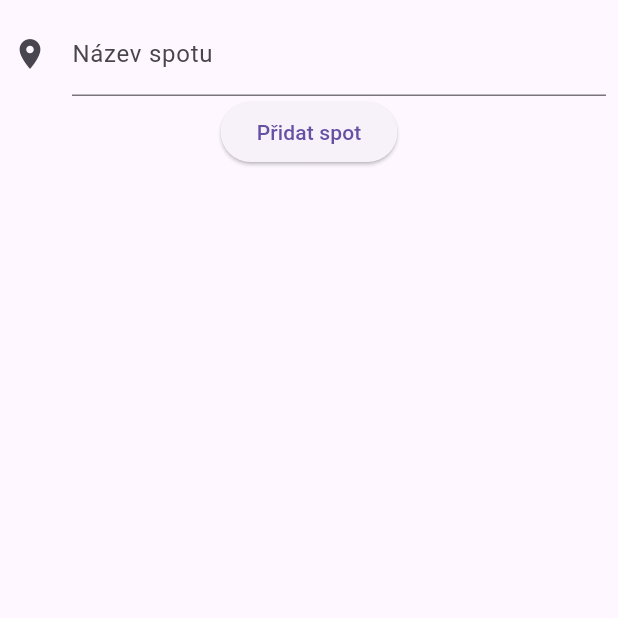
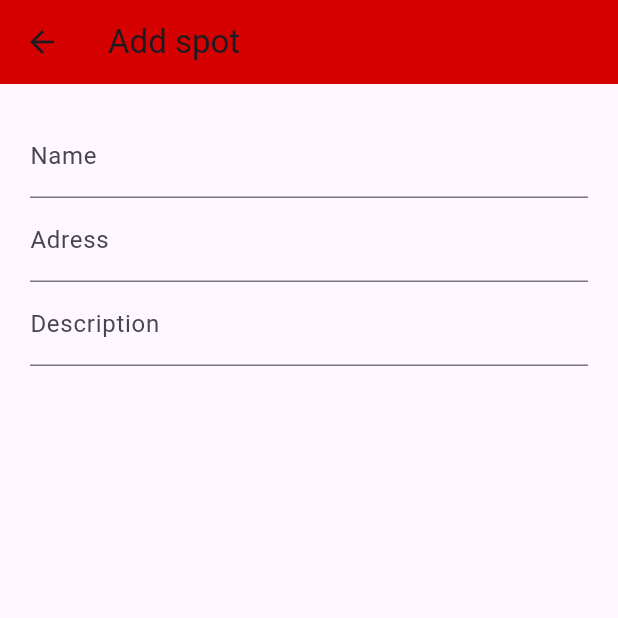
Before and after one commit to llsasas/ITU, a Flutter app: the FormWidget screen opened directly, on a phone screen of 412 x 824 dp, the top half of it. Run offline on Flutter 3.47's test engine with Material 3 defaults, Android fonts, the phone set to English and light mode, and no system bars; our stand-ins replace cached_network_image, file_picker, firebase_auth, firebase_core, firebase_database, firebase_storage and 4 more; missing offline and left inert: dart:ffi; accounts and stored records are empty; network calls fail.

Commit message:
Change google maps and add form for adding the spots

```diff
--- a/lib/BE/spots.dart
+++ b/lib/BE/spots.dart
@@ -3,8 +3,7 @@ import 'dart:ffi';
 class Spots
 {
   String? name;
-  String? latitude;
-  String? longitude;
+  String? address;
   String? description;
   Int? level;
 }
--- /dev/null
+++ b/lib/Widgets/spotform.dart
@@ -0,0 +1,46 @@
+import 'package:flutter/material.dart';
+
+class FormWidget extends StatelessWidget {
+  final TextEditingController _controllername = TextEditingController();
+  final TextEditingController _controlleraddress = TextEditingController();
+  final TextEditingController _controllerdescription = TextEditingController();
+
+  Widget _entryField(
+    String title,
+    TextEditingController controller,
+  ) {
+    return TextField(
+      controller: controller,
+      decoration: InputDecoration(labelText: title),
+    );
+  }
+
+  void add()
+  {
+    print('hello');
+  }
+
+  @override
+  Widget build(BuildContext context) {
+    return Scaffold(
+      appBar: AppBar(
+        title: Text('Add spot'),
+        backgroundColor: Colors.redAccent.shade700,
+      ),
+      body: Container(
+        height: double.infinity,
+        width: double.infinity,
+        padding: const EdgeInsets.all(20),
+        child: Column(
+          crossAxisAlignment: CrossAxisAlignment.stretch,
+          mainAxisAlignment: MainAxisAlignment.start,
+          children: <Widget>[
+            _entryField('Name', _controllername),
+            _entryField('Adress', _controlleraddress),
+            _entryField('Description', _controllerdescription),
+          ],
+        ),
+      ),
+    );
+  }
+}
--- a/lib/pages/custom_widgets.dart
+++ b/lib/pages/custom_widgets.dart
@@ -1,6 +1,7 @@
 import 'package:file_picker/file_picker.dart';
 import 'package:flutter/material.dart';
 import 'package:ituapp/pages/storage_handler.dart';
+import 'package:ituapp/Widgets/spotform.dart';
 import 'package:table_calendar/table_calendar.dart';
 import 'package:flutter_calendar_carousel/classes/event.dart';
 import 'package:ituapp/pages/spotDescription.dart';
@@ -8,24 +9,23 @@ import 'package:flutter_calendar_carousel/classes/event_list.dart';
 
 final _formkey = GlobalKey<FormState>();
 
-class FilePickerButton extends StatelessWidget
-{
+class FilePickerButton extends StatelessWidget {
   @override
   Widget build(BuildContext context) {
     final Storage storage = Storage();
     return Center(
       child: ElevatedButton(
-      onPressed:() async {
+        onPressed: () async {
           final result = await FilePicker.platform.pickFiles(
             allowMultiple: false,
             type: FileType.custom,
             allowedExtensions: ['png', 'jpg'],
           );
 
-        if (result == null)
-        {
+          if (result == null) {
             ScaffoldMessenger.of(context).showSnackBar(
-            const SnackBar(content: Text("No file selected"),
+              const SnackBar(
+                content: Text("No file selected"),
               ),
             );
             return null;
@@ -36,47 +36,6 @@ class FilePickerButton extends StatelessWidget
           storage.uploadFile(path, filename);
         },
         child: const Text('Choose a picture'),
-    ),
-
-  );
-}
-}
-
-class FormWidget extends StatelessWidget
-{
-  const FormWidget({Key? key}) : super (key: key);
-  @override
-  Widget build(BuildContext context)
-  {
-    return Padding(
-      padding: const EdgeInsets.all(8.0),
-      child: Form(
-        key: _formkey,
-        child: Column(
-          children: [
-            TextFormField(
-              decoration: const InputDecoration(
-                icon: Icon(Icons.place),
-                labelText: "Název spotu",
-              ),
-              validator: (value) {
-                if(value == null || value.isEmpty)
-                {
-                  return "Invalid input typed";
-                }
-                return null;
-              },
-            ),
-            ElevatedButton(
-              onPressed: ()
-              {
-                if(_formkey.currentState!.validate()) {
-
-                }
-              }, child: const Text("Přidat spot")
-              ),
-          ],
-        ),
       ),
     );
   }
@@ -127,13 +86,10 @@ class SpotCard extends StatelessWidget {
   }
 }
 
-
 // TODO ADD functionality to OnPressed, new window should be opened
-class AddSpotButton extends StatelessWidget
-{
+class AddSpotButton extends StatelessWidget {
   @override
-  Widget build(BuildContext context)
-  {
+  Widget build(BuildContext context) {
     return const RawMaterialButton(
       onPressed: null,
       elevation: 2.0,
@@ -148,9 +104,27 @@ class AddSpotButton extends StatelessWidget
   }
 }
 
-
 //Add functionality to onpressed
 class AddEventButton extends StatelessWidget {
+  FormWidget localf = FormWidget();
+  final TextEditingController _controllername = TextEditingController();
+  final TextEditingController _controlleraddress = TextEditingController();
+  final TextEditingController _controllerdescription = TextEditingController();
+
+  Widget _entryField(
+    String title,
+    TextEditingController controller,
+  ) {
+    return TextField(
+      controller: controller,
+      decoration: InputDecoration(labelText: title),
+    );
+  }
+
+  void add() {
+    print('hello');
+  }
+
   @override
   Widget build(BuildContext context) {
     return RawMaterialButton(
@@ -174,18 +148,27 @@ class AddEventButton extends StatelessWidget {
     showDialog(
       context: context,
       builder: (BuildContext context) {
-        // Zde vrátíte widget, který bude obsahovat obsah nového okna
-        return AlertDialog(
+        return SimpleDialog(
           title: const Text("Add event"),
-          content: const Text("Obsah nového okna zde."),
-          contentPadding: const EdgeInsets.all(200.0),
-          actions: [
+         // contentPadding: const EdgeInsets.all(200.0),
+          children: <Widget>[
+            _entryField('Name', _controllername),
+            _entryField('Adress', _controlleraddress),
+            _entryField('Description', _controllerdescription),
+            TextButton(
+              onPressed: () {
+                // Zde můžete definovat akci po stisknutí tlačítka v novém okně
+                add();
+                Navigator.of(context).pop(); // Zavře nové okno
+              },
+              child: const Text("Add spot"),
+            ),
             TextButton(
               onPressed: () {
                 // Zde můžete definovat akci po stisknutí tlačítka v novém okně
                 Navigator.of(context).pop(); // Zavře nové okno
               },
-              child: const Text("Zavřít"),
+              child: const Text("Close"),
             ),
           ],
         );
@@ -199,8 +182,7 @@ class TableEvents extends StatefulWidget {
   TableEventsState createState() => TableEventsState();
 }
 
-class TableEventsState extends State<TableEvents>
-{
+class TableEventsState extends State<TableEvents> {
   late final ValueNotifier<List<Event>> _selectedEvents;
   CalendarFormat _calendarFormat = CalendarFormat.month;
   RangeSelectionMode _rangeSelectionMode = RangeSelectionMode
@@ -224,8 +206,6 @@ class TableEventsState extends State<TableEvents>
     super.dispose();
   }
 
-
-
   //TODO potreba doimplementovat napojeni na BE
 
   List<Event> _getEventsForDay(DateTime day) {
@@ -233,8 +213,7 @@ class TableEventsState extends State<TableEvents>
     return [];
   }
 
-  List<DateTime> daysInRange(DateTime first, DateTime last)
-  {
+  List<DateTime> daysInRange(DateTime first, DateTime last) {
     final dayCount = last.difference(first).inDays + 1;
     return List.generate(
       dayCount,
@@ -267,10 +246,8 @@ class TableEventsState extends State<TableEvents>
     }
   }
 
-  void _onRangeSelected(DateTime? start, DateTime? end, DateTime focusedDay)
-   {
-    setState(()
-    {
+  void _onRangeSelected(DateTime? start, DateTime? end, DateTime focusedDay) {
+    setState(() {
       _selectedDay = null;
       _focusedDay = focusedDay;
       _rangeStart = start;
@@ -279,26 +256,20 @@ class TableEventsState extends State<TableEvents>
     });
 
     // `start` or `end` could be null
-    if (start != null && end != null)
-    {
+    if (start != null && end != null) {
       _selectedEvents.value = _getEventsForRange(start, end);
-    }
-    else if (start != null)
-    {
+    } else if (start != null) {
       _selectedEvents.value = _getEventsForDay(start);
-    }
-    else if (end != null)
-    {
+    } else if (end != null) {
       _selectedEvents.value = _getEventsForDay(end);
     }
   }
 
   @override
-  Widget build(BuildContext context)
-  {
+  Widget build(BuildContext context) {
     return TableCalendar<Event>(
-            firstDay: DateTime.utc(2018,1,1),
-            lastDay: DateTime.utc(2035,12,12),
+      firstDay: DateTime.utc(2018, 1, 1),
+      lastDay: DateTime.utc(2035, 12, 12),
       focusedDay: _focusedDay,
       selectedDayPredicate: (day) => isSameDay(_selectedDay, day),
       rangeStartDay: _rangeStart,
@@ -307,8 +278,7 @@ class TableEventsState extends State<TableEvents>
       rangeSelectionMode: _rangeSelectionMode,
       eventLoader: _getEventsForDay,
       startingDayOfWeek: StartingDayOfWeek.monday,
-            calendarStyle:
-            const CalendarStyle(
+      calendarStyle: const CalendarStyle(
         outsideDaysVisible: false,
       ),
       onDaySelected: _onDaySelected,
@@ -325,6 +295,4 @@ class TableEventsState extends State<TableEvents>
       },
     );
   }
-
-
 }
```
Also changed, not shown: lib/BE/googlemaps.dart (+3 -49 lines), lib/BE/location_services.dart (+0 -24 lines). Lines whose indentation alone changed are shown as unchanged.
